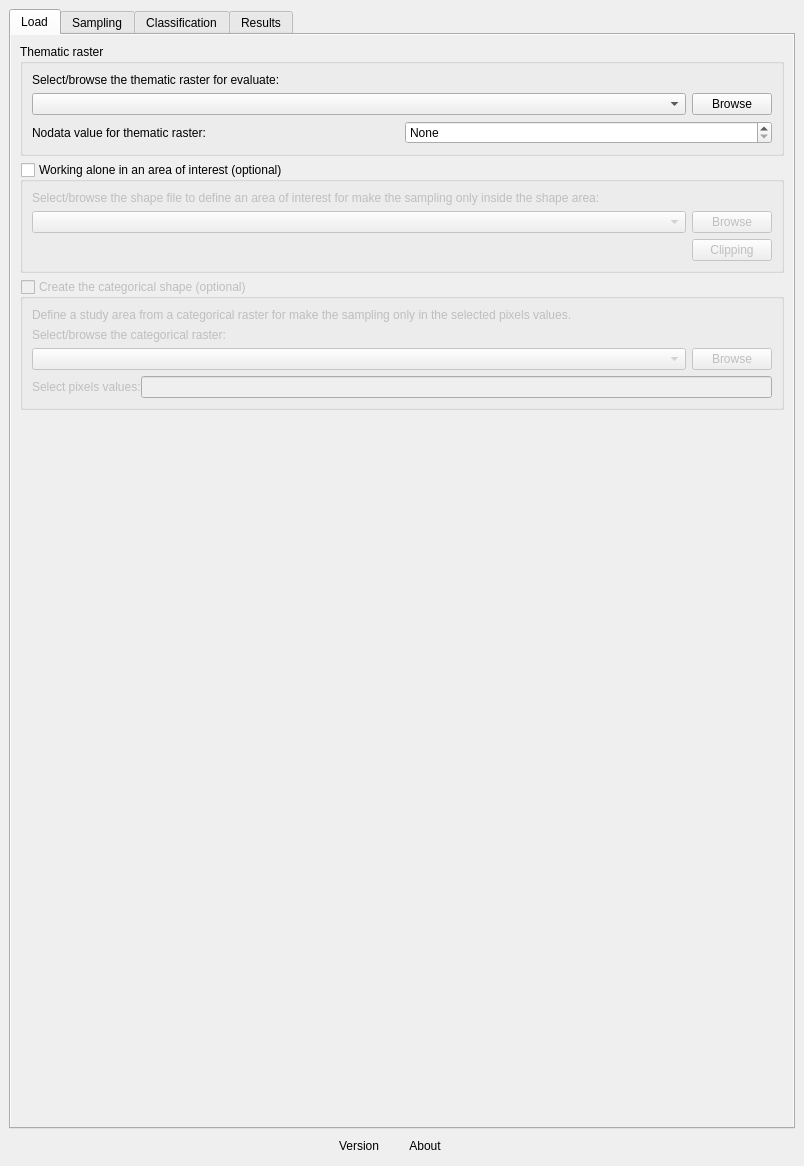
Before: the Qt Designer form ui/acatama_dockwidget.ui in SMByC/AcATaMa, drawn with Qt 5.
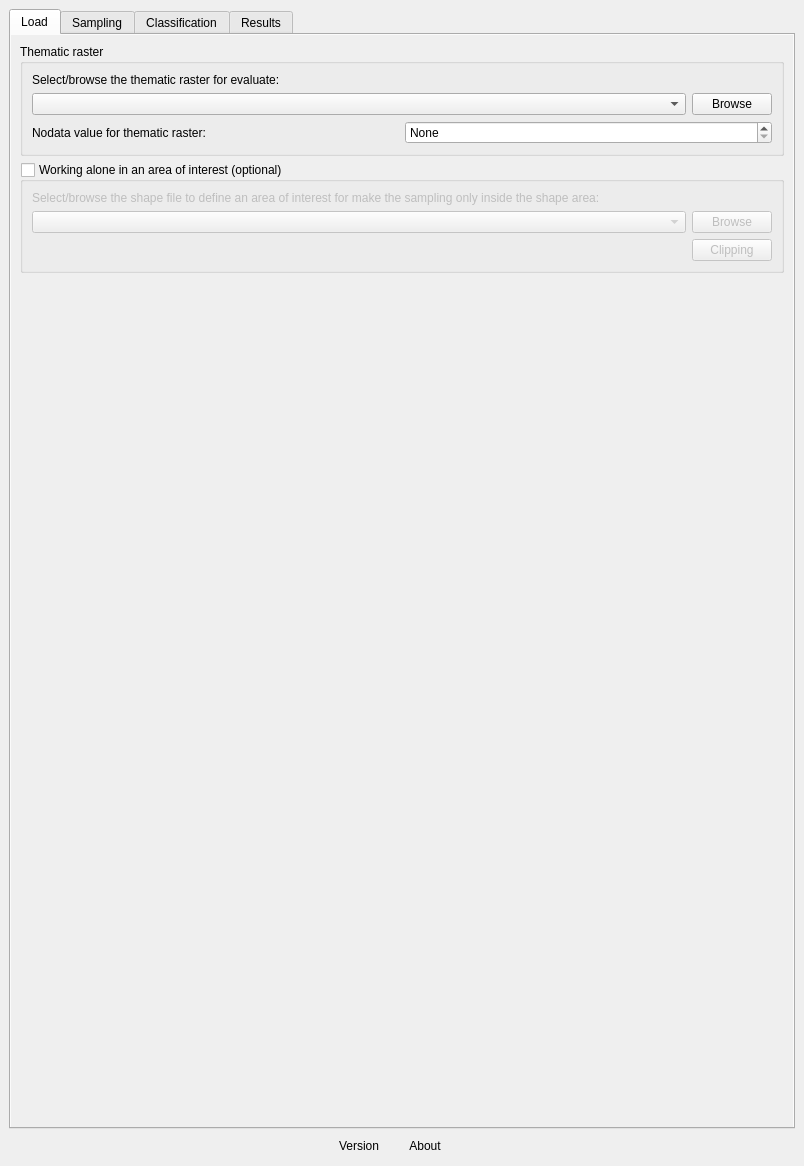
After: the same form once the commit is applied. Custom widgets are drawn as their Qt base class.

Commit message: Remove unused widget

Patch:
```diff
--- a/ui/acatama_dockwidget.ui
+++ b/ui/acatama_dockwidget.ui
@@ -235,116 +235,6 @@
               </layout>
              </widget>
             </item>
-            <item>
-             <widget class="QGroupBox" name="groupBox_CategRaster">
-              <property name="enabled">
-               <bool>false</bool>
-              </property>
-              <property name="title">
-               <string>Create the categorical shape (optional)</string>
-              </property>
-              <property name="checkable">
-               <bool>true</bool>
-              </property>
-              <property name="checked">
-               <bool>false</bool>
-              </property>
-              <layout class="QVBoxLayout" name="verticalLayout_8">
-               <item>
-                <widget class="QWidget" name="widget_CategRaster" native="true">
-                 <layout class="QVBoxLayout" name="verticalLayout_11">
-                  <property name="spacing">
-                   <number>0</number>
-                  </property>
-                  <property name="margin">
-                   <number>0</number>
-                  </property>
-                  <item>
-                   <widget class="QWidget" name="widget_4" native="true">
-                    <layout class="QVBoxLayout" name="verticalLayout_9">
-                     <property name="margin">
-                      <number>0</number>
-                     </property>
-                     <item>
-                      <widget class="QLabel" name="label_4">
-                       <property name="text">
-                        <string>Define a study area from a categorical raster for make the sampling only in the selected pixels values.</string>
-                       </property>
-                       <property name="alignment">
-                        <set>Qt::AlignJustify|Qt::AlignVCenter</set>
-                       </property>
-                       <property name="wordWrap">
-                        <bool>true</bool>
-                       </property>
-                      </widget>
-                     </item>
-                     <item>
-                      <widget class="QLabel" name="label_24">
-                       <property name="text">
-                        <string>Select/browse the categorical raster:</string>
-                       </property>
-                      </widget>
-                     </item>
-                     <item>
-                      <widget class="QWidget" name="widget_23" native="true">
-                       <layout class="QHBoxLayout" name="horizontalLayout_22">
-                        <property name="margin">
-                         <number>0</number>
-                        </property>
-                        <item>
-                         <widget class="QComboBox" name="selectCategRaster_4">
-                          <property name="sizePolicy">
-                           <sizepolicy hsizetype="Expanding" vsizetype="Fixed">
-                            <horstretch>0</horstretch>
-                            <verstretch>0</verstretch>
-                           </sizepolicy>
-                          </property>
-                          <property name="editable">
-                           <bool>false</bool>
-                          </property>
-                         </widget>
-                        </item>
-                        <item>
-                         <widget class="QPushButton" name="browseCategRaster_4">
-                          <property name="text">
-                           <string>Browse</string>
-                          </property>
-                         </widget>
-                        </item>
-                       </layout>
-                      </widget>
-                     </item>
-                     <item>
-                      <widget class="QWidget" name="widget_2" native="true">
-                       <layout class="QHBoxLayout" name="horizontalLayout_2">
-                        <property name="spacing">
-                         <number>0</number>
-                        </property>
-                        <property name="margin">
-                         <number>0</number>
-                        </property>
-                        <item>
-                         <widget class="QLabel" name="label_3">
-                          <property name="text">
-                           <string>Select pixels values:</string>
-                          </property>
-                         </widget>
-                        </item>
-                        <item>
-                         <widget class="QLineEdit" name="pixelsValuesCategRaster_3"/>
-                        </item>
-                       </layout>
-                      </widget>
-                     </item>
-                    </layout>
-                   </widget>
-                  </item>
-                 </layout>
-                </widget>
-               </item>
-              </layout>
-             </widget>
-            </item>
             <item>
              <spacer name="verticalSpacer">
               <property name="orientation">
```
Left out of the diff: 16 changed lines with no effect on the pictures. The commit also changes 1 other file.
